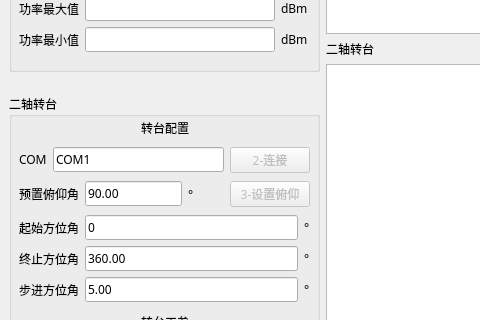
Before: the Qt Designer form mainwindow.ui in ArtisticZhao/antenna_pattern, drawn with Qt 5; both pictures show x 0 to 480 and y 303 to 623 of the 799 by 766 pixel window.
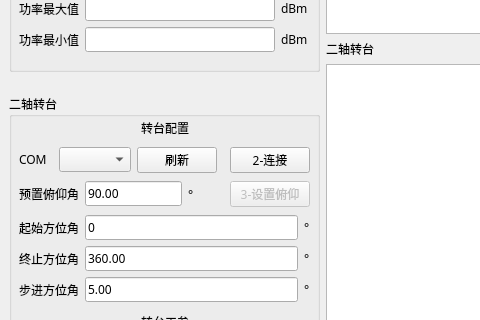
After: the same form once the commit is applied.

Commit message: 自动识别可用串口, 加入防呆设计

What changed in the file:
```diff
--- a/mainwindow.ui
+++ b/mainwindow.ui
@@ -442,16 +442,45 @@
              </widget>
             </item>
             <item>
-             <widget class="QLineEdit" name="com_port">
+             <spacer name="horizontalSpacer_14">
+              <property name="orientation">
+               <enum>Qt::Horizontal</enum>
+              </property>
+              <property name="sizeHint" stdset="0">
+               <size>
+                <width>40</width>
+                <height>20</height>
+               </size>
+              </property>
+             </spacer>
+            </item>
+            <item>
+             <widget class="QComboBox" name="cb_com_port"/>
+            </item>
+            <item>
+             <widget class="QPushButton" name="btn_refresh_com">
               <property name="text">
-               <string>COM1</string>
+               <string>刷新</string>
               </property>
              </widget>
             </item>
+            <item>
+             <spacer name="horizontalSpacer_13">
+              <property name="orientation">
+               <enum>Qt::Horizontal</enum>
+              </property>
+              <property name="sizeHint" stdset="0">
+               <size>
+                <width>40</width>
+                <height>20</height>
+               </size>
+              </property>
+             </spacer>
+            </item>
             <item>
              <widget class="QPushButton" name="com_connect">
               <property name="enabled">
-               <bool>false</bool>
+               <bool>true</bool>
               </property>
               <property name="text">
                <string>2-连接</string>
```
The commit also changes 2 other files.
